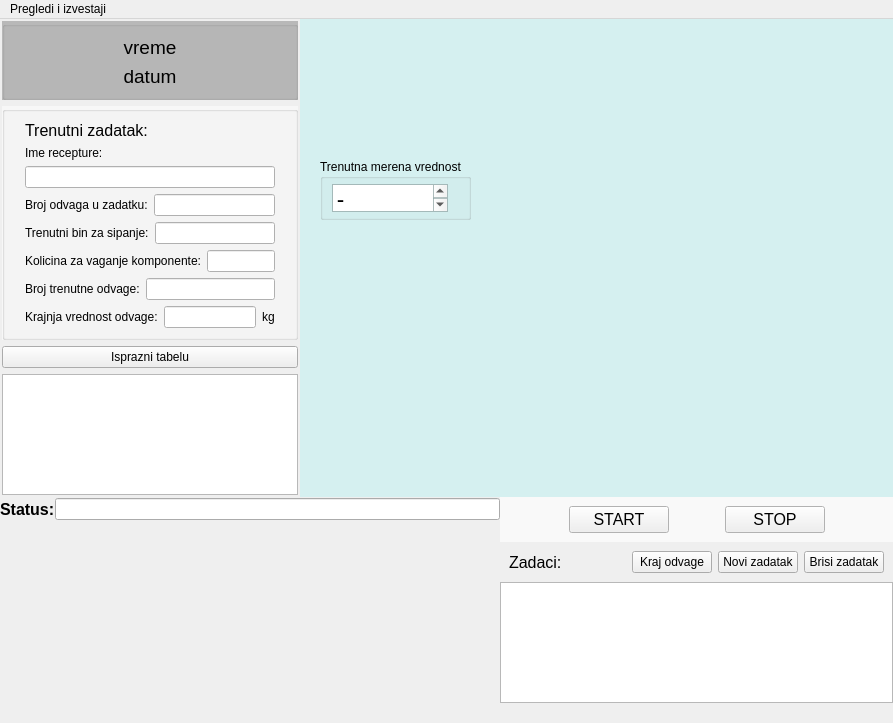
This is ui/automainwindow.ui in nikolakn/biovita as Qt 5 draws it before an edit. The edited form follows.
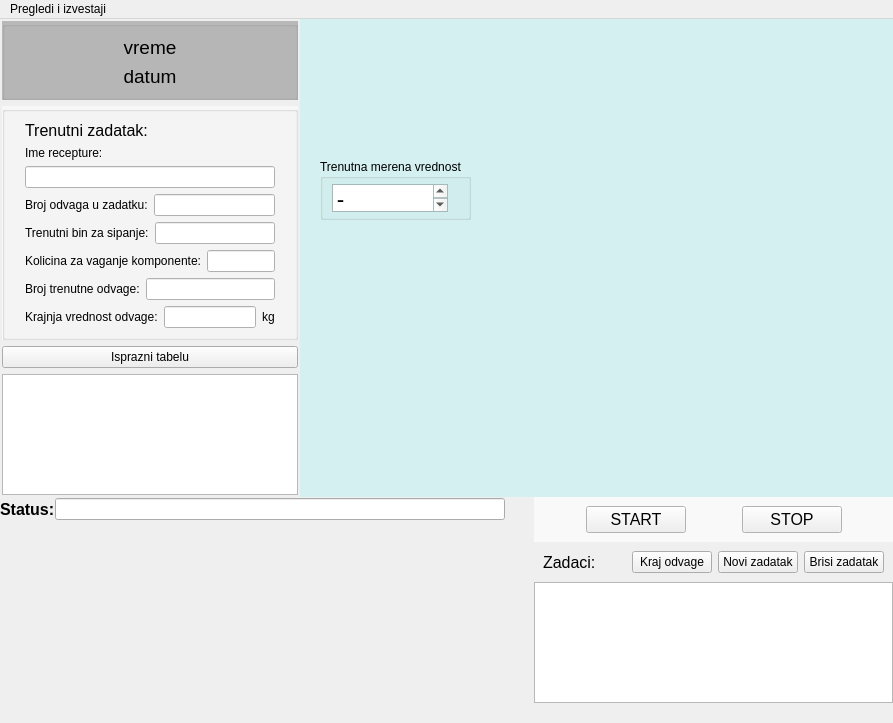
This is the edited form. Custom widgets are drawn as their Qt base class.

The edit to the form file:
```diff
--- a/ui/automainwindow.ui
+++ b/ui/automainwindow.ui
@@ -605,11 +605,17 @@
           <item>
            <widget class="QLineEdit" name="lineEdit_7">
             <property name="sizePolicy">
-             <sizepolicy hsizetype="Expanding" vsizetype="Fixed">
+             <sizepolicy hsizetype="Fixed" vsizetype="Fixed">
               <horstretch>1</horstretch>
               <verstretch>0</verstretch>
              </sizepolicy>
             </property>
+            <property name="minimumSize">
+             <size>
+              <width>450</width>
+              <height>0</height>
+             </size>
+            </property>
             <property name="maximumSize">
              <size>
               <width>16777215</width>
@@ -618,6 +624,19 @@
             </property>
            </widget>
           </item>
+          <item>
+           <spacer name="horizontalSpacer_2">
+            <property name="orientation">
+             <enum>Qt::Horizontal</enum>
+            </property>
+            <property name="sizeHint" stdset="0">
+             <size>
+              <width>40</width>
+              <height>20</height>
+             </size>
+            </property>
+           </spacer>
+          </item>
          </layout>
         </item>
         <item>
```
